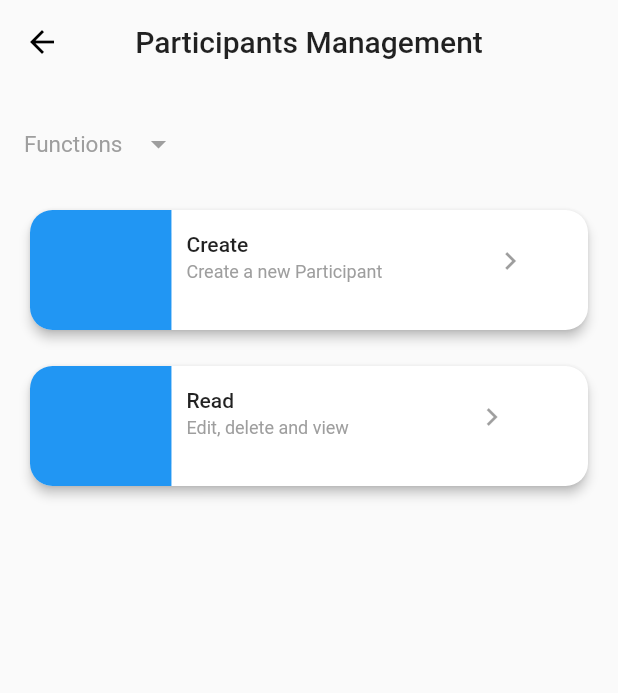
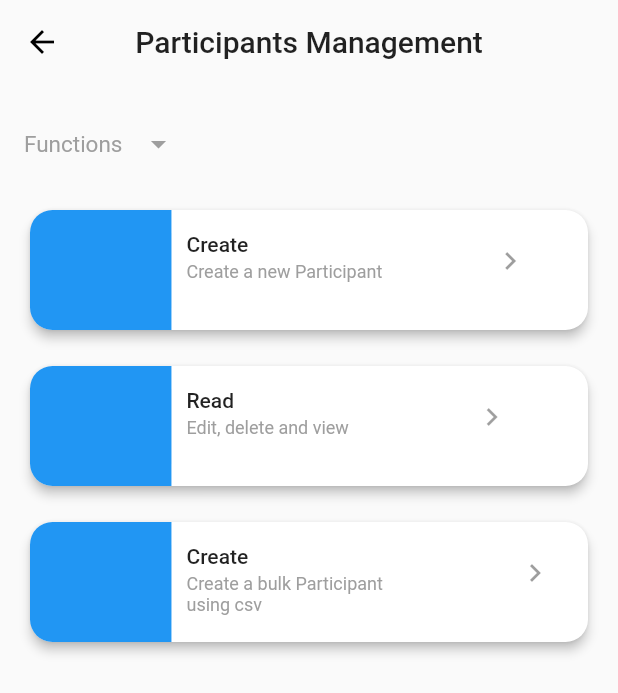
Before and after one commit to pratzmewara/Hade, a Flutter app: the ParticipantMangement screen opened directly with empty values, on a phone screen of 412 x 824 dp. Shown: the top 693 px of the screen. Run offline on Flutter 3.47's test engine with Material 2 defaults, Android fonts, the phone set to English and light mode, and no system bars; our stand-ins replace datetime_picker_formfield, dio, dynamic_theme, firebase_storage, image_picker, rxdart and 2 more; missing offline and left inert: permission, qrcode_reader, query_params; accounts and stored records are empty; statements that could not run were skipped.

Commit message:
new changes

```diff
--- a/lib/screens/participantMangement.dart
+++ b/lib/screens/participantMangement.dart
@@ -206,6 +206,75 @@ void _read() {
                       // size: Size(300, 100),
                     ), onTap: _read,
                     ),
+                      GestureDetector(
+          child:Container(
+            padding: EdgeInsets.only(left: 16.0, right: 16.0, bottom: 16.0,top: 16),
+
+            child: Center(
+                child: Card(
+                  elevation: 3.0,
+                    shape: RoundedRectangleBorder(
+                      borderRadius: BorderRadius.circular(15.0),
+                    ),
+                    child: Row(
+
+                        crossAxisAlignment: CrossAxisAlignment.start,
+                        mainAxisSize: MainAxisSize.max,
+                        children: <Widget>[
+                          new Flexible(
+                            child: new Container(
+                                padding: EdgeInsets.all(40.0),
+                                decoration: new BoxDecoration(
+                                   color: Theme.of(context).accentColor,
+                                    borderRadius: BorderRadius.only(
+                                        bottomLeft: Radius.circular(15.0),
+                                        topLeft: Radius.circular(15.0)))),
+                            flex: 18,
+                          ),
+                          new Flexible(
+                            child: Column(
+                              crossAxisAlignment: CrossAxisAlignment.start,
+                              children: <Widget>[
+                                Container(
+                                  padding:
+                                      EdgeInsets.only(left: 10.0, top: 15.0),
+                                  child: Text(
+                                    "Create",
+                                    style:
+                                        TextStyle(fontWeight: FontWeight.w500),
+                                    textAlign: TextAlign.left,
+                                  ),
+                                ),
+                                Container(
+                                  padding:
+                                      EdgeInsets.only(left: 10.0, top: 3.0),
+                                  child: Text("Create a bulk Participant using csv",
+                                      style: TextStyle(
+                                          fontWeight: FontWeight.w400,
+                                          fontSize: 12.0,
+                                          color: Colors.grey)),
+                                )
+                              ],
+                            ),
+                            flex: 30,
+                          ),
+                          Flexible(
+                              child: Container(
+                                  padding:
+                                      EdgeInsets.only(left: 50.0, top: 10.0),
+                                  child: Center(
+                                    child: IconButton(
+                                        icon: Icon(
+                                      Icons.chevron_right,
+
+                                    )),
+                                  )),
+                              flex: 23),
+                        ]))),
+            // size: Size(300, 100),
+          ),
+          onTap: _create,
+                    ),
                   ],
                 )),
               );
```
Also changed, not shown: lib/models/create_attendee.dart (+37 -26 lines), lib/screens/createEventPage.dart (+4 -4 lines), lib/screens/homePage.dart (+74 -21 lines), pubspec.yaml (+3 -8 lines), lib/screens/attendeScreens/createBulkParticipants.dart (added), pubspec.lock, 1 other file.
